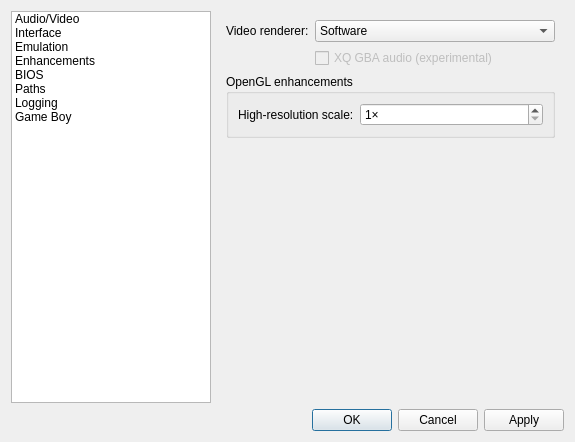
This is src/platform/qt/SettingsView.ui in thenick775/mgba as Qt 5 draws it before an edit. The edited form follows.
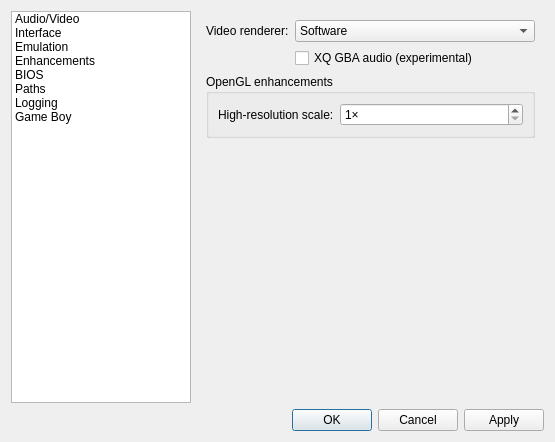
This is the edited form. The open tabs and pages were chosen to show the change.

Commit message: Qt: Enable XQ audio option

```diff
--- a/src/platform/qt/SettingsView.ui
+++ b/src/platform/qt/SettingsView.ui
@@ -40,7 +40,7 @@
      </property>
      <property name="maximumSize">
       <size>
-       <width>200</width>
+       <width>180</width>
        <height>16777215</height>
       </size>
      </property>
@@ -894,7 +894,7 @@
              <number>1</number>
             </property>
             <property name="maximum">
-             <number>13</number>
+             <number>16</number>
             </property>
            </widget>
           </item>
@@ -903,9 +903,6 @@
        </item>
        <item row="1" column="1">
         <widget class="QCheckBox" name="audioHle">
-         <property name="enabled">
-          <bool>false</bool>
-         </property>
          <property name="text">
           <string>XQ GBA audio (experimental)</string>
          </property>
```
The commit also changes 1 other file.
